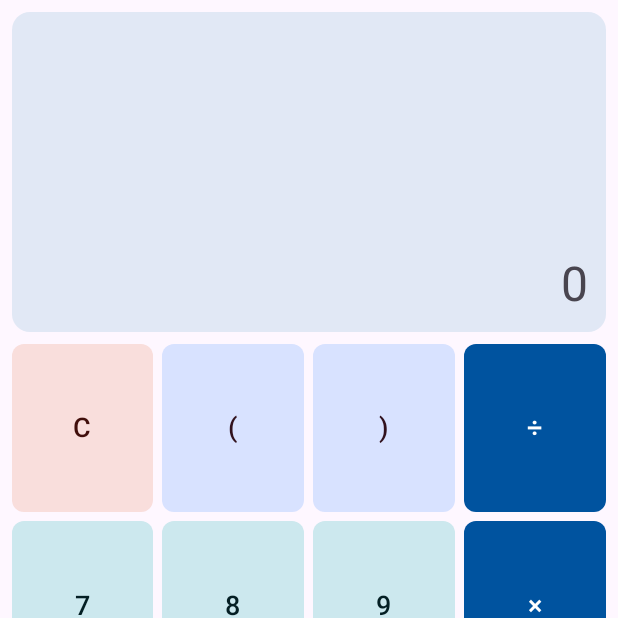
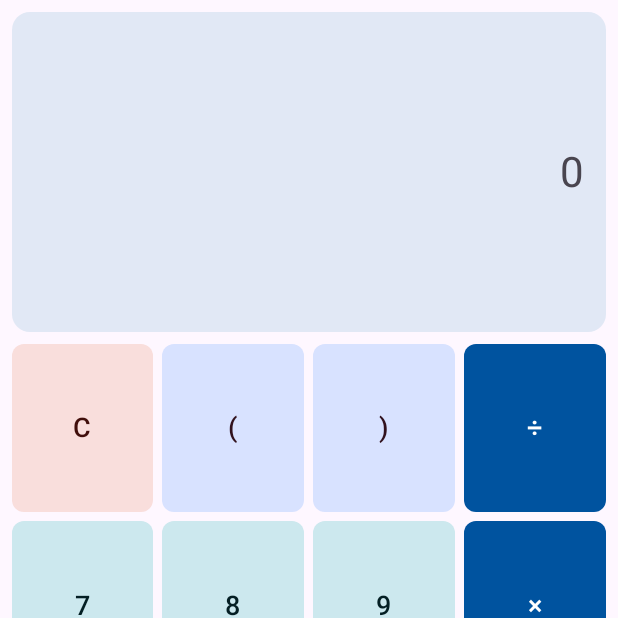
Before and after one commit to felipeculfo/PSM-Lab4, an Android app built with Jetpack Compose: the screen it shows after launch (MainActivity), on a phone screen of 412 x 824 dp, the top half of it. Run offline under Robolectric (Android 15) with nearby library versions, the phone set to English and light mode, and no system bars; 1 statement that could not run was skipped.

Commit message:
feat: Lab05 Zadanie2

```diff
--- a/app/build.gradle.kts
+++ b/app/build.gradle.kts
@@ -61,4 +61,7 @@ dependencies {
     // Zależności JUnit i AndroidX Test
     androidTestImplementation("androidx.test.ext:junit:1.1.5")
     androidTestImplementation("androidx.test.espresso:espresso-core:3.5.1")
+
+    //mxParser
+    implementation("org.mariuszgromada.math:MathParser.org-mXparser:6.1.2")
 }
--- a/app/src/main/java/com/example/lab04/CalculatorScreen.kt
+++ b/app/src/main/java/com/example/lab04/CalculatorScreen.kt
@@ -1,6 +1,7 @@
 package com.example.lab04
 
 import android.content.res.Configuration
+import android.util.Log
 import androidx.compose.runtime.saveable.rememberSaveable
 import androidx.compose.foundation.horizontalScroll
 import androidx.compose.foundation.layout.Arrangement
@@ -21,78 +22,201 @@ import androidx.compose.material3.Text
 import androidx.compose.runtime.Composable
 import androidx.compose.runtime.getValue
 import androidx.compose.runtime.mutableStateOf
-import androidx.compose.runtime.remember
 import androidx.compose.runtime.setValue
 import androidx.compose.ui.Alignment
 import androidx.compose.ui.Modifier
 import androidx.compose.ui.platform.LocalConfiguration
-import androidx.compose.ui.text.style.TextAlign
+import androidx.compose.runtime.LaunchedEffect
 import androidx.compose.ui.unit.dp
 import androidx.compose.ui.unit.sp
+
+import org.mariuszgromada.math.mxparser.Expression
+import java.math.BigDecimal
+import java.math.RoundingMode
+import androidx.compose.runtime.saveable.listSaver
 
 enum class ButtonRole {
     DIGIT, OPERATOR, ACTION, PARENTHESIS, SCIENTIFIC
 }
 
+data class CalculatorUiState(
+    val expression: String = "",
+    val previousExpression: String = ""
+)
+
+private val CalculatorUiStateSaver = listSaver<CalculatorUiState, String>(
+    save = { state -> listOf(state.expression, state.previousExpression) },
+    restore = { savedList ->
+        CalculatorUiState(
+            expression = savedList.getOrElse(0) { "" },
+            previousExpression = savedList.getOrElse(1) { "" }
+        )
+    }
+)
+
 data class CalcButtonSpec(
     val label: String,
     val role: ButtonRole,
-    val onClickAction: (currentText: String) -> String
+    val onClickAction: (CalculatorUiState) -> CalculatorUiState
 )
+
+private object MathExpressionEvaluator {
+    private const val TAG = "MxParserEval"
+
+    fun normalizeForMxParser(expression: String): String {
+        return expression
+            .replace("×", "*")
+            .replace("÷", "/")
+            .replace("√", "sqrt")
+            .replace("π", "pi")
+            .replace(",", ".")
+    }
+
+    fun evaluate(state: CalculatorUiState): CalculatorUiState {
+        val currentExpression = state.expression
+        if (currentExpression.isBlank()) return state
+
+        val prepared = normalizeForMxParser(currentExpression)
+        Log.d(TAG, "Przekazywane do mXparser: '$prepared'")
+
+        val exp = Expression(prepared)
+        val rawResult = exp.calculate()
+        Log.d(TAG, "Wynik calculate(): $rawResult | syntax=${exp.checkSyntax()}")
+
+        if (rawResult.isNaN() || !rawResult.isFinite()) {
+            return state
+        }
+
+        val rounded = BigDecimal.valueOf(rawResult)
+            .setScale(10, RoundingMode.HALF_UP)
+            .stripTrailingZeros()
+
+        val formatted = if (rounded.scale() <= 0) {
+            rounded.toPlainString()
+        } else {
+            rounded.toPlainString().replace(".", ",")
+        }
+
+        val finalResult = if (formatted == "-0") "0" else formatted
+        return CalculatorUiState(
+            expression = finalResult,
+            previousExpression = currentExpression
+        )
+    }
+}
 
 val calculatorButtons = listOf(
     listOf(
-        CalcButtonSpec("C", ButtonRole.ACTION) { "" },
-        CalcButtonSpec("(", ButtonRole.PARENTHESIS) { text -> text + "(" },
-        CalcButtonSpec(")", ButtonRole.PARENTHESIS) { text -> text + ")" },
-        CalcButtonSpec("÷", ButtonRole.OPERATOR) { text -> appendOperator(text, "÷") }
+        CalcButtonSpec("C", ButtonRole.ACTION) { CalculatorUiState() },
+        CalcButtonSpec("(", ButtonRole.PARENTHESIS) { state ->
+            state.copy(expression = state.expression + "(", previousExpression = "")
+        },
+        CalcButtonSpec(")", ButtonRole.PARENTHESIS) { state ->
+            state.copy(expression = state.expression + ")", previousExpression = "")
+        },
+        CalcButtonSpec("÷", ButtonRole.OPERATOR) { state ->
+            state.copy(expression = appendOperator(state.expression, "÷"), previousExpression = "")
+        }
     ),
     listOf(
-        CalcButtonSpec("7", ButtonRole.DIGIT) { text -> text + "7" },
-        CalcButtonSpec("8", ButtonRole.DIGIT) { text -> text + "8" },
-        CalcButtonSpec("9", ButtonRole.DIGIT) { text -> text + "9" },
-        CalcButtonSpec("×", ButtonRole.OPERATOR) { text -> appendOperator(text, "×") }
+        CalcButtonSpec("7", ButtonRole.DIGIT) { state ->
+            state.copy(expression = state.expression + "7", previousExpression = "")
+        },
+        CalcButtonSpec("8", ButtonRole.DIGIT) { state ->
+            state.copy(expression = state.expression + "8", previousExpression = "")
+        },
+        CalcButtonSpec("9", ButtonRole.DIGIT) { state ->
+            state.copy(expression = state.expression + "9", previousExpression = "")
+        },
+        CalcButtonSpec("×", ButtonRole.OPERATOR) { state ->
+            state.copy(expression = appendOperator(state.expression, "×"), previousExpression = "")
+        }
     ),
     listOf(
-        CalcButtonSpec("4", ButtonRole.DIGIT) { text -> text + "4" },
-        CalcButtonSpec("5", ButtonRole.DIGIT) { text -> text + "5" },
-        CalcButtonSpec("6", ButtonRole.DIGIT) { text -> text + "6" },
-        CalcButtonSpec("-", ButtonRole.OPERATOR) { text -> appendOperator(text, "-") }
+        CalcButtonSpec("4", ButtonRole.DIGIT) { state ->
+            state.copy(expression = state.expression + "4", previousExpression = "")
+        },
+        CalcButtonSpec("5", ButtonRole.DIGIT) { state ->
+            state.copy(expression = state.expression + "5", previousExpression = "")
+        },
+        CalcButtonSpec("6", ButtonRole.DIGIT) { state ->
+            state.copy(expression = state.expression + "6", previousExpression = "")
+        },
+        CalcButtonSpec("-", ButtonRole.OPERATOR) { state ->
+            state.copy(expression = appendOperator(state.expression, "-"), previousExpression = "")
+        }
     ),
     listOf(
-        CalcButtonSpec("1", ButtonRole.DIGIT) { text -> text + "1" },
-        CalcButtonSpec("2", ButtonRole.DIGIT) { text -> text + "2" },
-        CalcButtonSpec("3", ButtonRole.DIGIT) { text -> text + "3" },
-        CalcButtonSpec("+", ButtonRole.OPERATOR) { text -> appendOperator(text, "+") }
+        CalcButtonSpec("1", ButtonRole.DIGIT) { state ->
+            state.copy(expression = state.expression + "1", previousExpression = "")
+        },
+        CalcButtonSpec("2", ButtonRole.DIGIT) { state ->
+            state.copy(expression = state.expression + "2", previousExpression = "")
+        },
+        CalcButtonSpec("3", ButtonRole.DIGIT) { state ->
+            state.copy(expression = state.expression + "3", previousExpression = "")
+        },
+        CalcButtonSpec("+", ButtonRole.OPERATOR) { state ->
+            state.copy(expression = appendOperator(state.expression, "+"), previousExpression = "")
+        }
     ),
     listOf(
-        CalcButtonSpec("0", ButtonRole.DIGIT) { text -> text + "0" },
-        CalcButtonSpec(",", ButtonRole.DIGIT) { text -> appendDecimal(text) },
-        CalcButtonSpec("⌫", ButtonRole.ACTION) { text -> if (text.isNotEmpty()) text.dropLast(1) else "" },
-        CalcButtonSpec("=", ButtonRole.OPERATOR) { text -> calculateResult(text) }
+        CalcButtonSpec("0", ButtonRole.DIGIT) { state ->
+            state.copy(expression = state.expression + "0", previousExpression = "")
+        },
+        CalcButtonSpec(",", ButtonRole.DIGIT) { state ->
+            state.copy(expression = appendDecimal(state.expression), previousExpression = "")
+        },
+        CalcButtonSpec("⌫", ButtonRole.ACTION) { state ->
+            val nextExpr = if (state.expression.isNotEmpty()) state.expression.dropLast(1) else ""
+            state.copy(expression = nextExpr, previousExpression = "")
+        },
+        CalcButtonSpec("=", ButtonRole.OPERATOR) { state ->
+            MathExpressionEvaluator.evaluate(state)
+        }
     )
 )
 
 val scientificButtons = listOf(
     listOf(
-        CalcButtonSpec("√", ButtonRole.SCIENTIFIC) { text -> text + "√(" },
-        CalcButtonSpec("^", ButtonRole.SCIENTIFIC) { text -> text + "^" }
+        CalcButtonSpec("√", ButtonRole.SCIENTIFIC) { state ->
+            state.copy(expression = state.expression + "√(", previousExpression = "")
+        },
+        CalcButtonSpec("^", ButtonRole.SCIENTIFIC) { state ->
+            state.copy(expression = state.expression + "^", previousExpression = "")
+        }
     ),
     listOf(
-        CalcButtonSpec("sin", ButtonRole.SCIENTIFIC) { text -> text + "sin(" },
-        CalcButtonSpec("cos", ButtonRole.SCIENTIFIC) { text -> text + "cos(" }
+        CalcButtonSpec("sin", ButtonRole.SCIENTIFIC) { state ->
+            state.copy(expression = state.expression + "sin(", previousExpression = "")
+        },
+        CalcButtonSpec("cos", ButtonRole.SCIENTIFIC) { state ->
+            state.copy(expression = state.expression + "cos(", previousExpression = "")
+        }
     ),
     listOf(
-        CalcButtonSpec("tan", ButtonRole.SCIENTIFIC) { text -> text + "tan(" },
-        CalcButtonSpec("log", ButtonRole.SCIENTIFIC) { text -> text + "log(" }
+        CalcButtonSpec("tan", ButtonRole.SCIENTIFIC) { state ->
+            state.copy(expression = state.expression + "tan(", previousExpression = "")
+        },
+        CalcButtonSpec("log", ButtonRole.SCIENTIFIC) { state ->
+            state.copy(expression = state.expression + "log(", previousExpression = "")
+        }
     ),
     listOf(
-        CalcButtonSpec("π", ButtonRole.SCIENTIFIC) { text -> text + "π" },
-        CalcButtonSpec("e", ButtonRole.SCIENTIFIC) { text -> text + "e" }
+        CalcButtonSpec("π", ButtonRole.SCIENTIFIC) { state ->
+            state.copy(expression = state.expression + "π", previousExpression = "")
+        },
+        CalcButtonSpec("e", ButtonRole.SCIENTIFIC) { state ->
+            state.copy(expression = state.expression + "e", previousExpression = "")
+        }
     ),
     listOf(
-        CalcButtonSpec("ln", ButtonRole.SCIENTIFIC) { text -> text + "ln(" },
-        CalcButtonSpec("abs", ButtonRole.SCIENTIFIC) { text -> text + "abs(" }
+        CalcButtonSpec("ln", ButtonRole.SCIENTIFIC) { state ->
+            state.copy(expression = state.expression + "ln(", previousExpression = "")
+        },
+        CalcButtonSpec("abs", ButtonRole.SCIENTIFIC) { state ->
+            state.copy(expression = state.expression + "abs(", previousExpression = "")
+        }
     )
 )
 
@@ -121,128 +245,11 @@ fun appendDecimal(text: String): String {
     }
 }
 
-fun calculateResult(expression: String): String {
-    if (expression.isEmpty()) return ""
-    return try {
-        // Zabezpieczone obliczenia podstawowe i naukowe
-        val sanitized = expression
-            .replace("×", "*")
-            .replace("÷", "/")
-            .replace("√", "sqrt")
-            .replace("π", Math.PI.toString())
-            .replace("e", Math.E.toString())
-            .replace(",", ".")
-
-        val result = evalSimple(sanitized)
-        if (result % 1.0 == 0.0) {
-            result.toLong().toString()
-        } else {
-            result.toString().replace(".", ",")
-        }
-    } catch (e: Exception) {
-        "Błąd"
-    }
-}
-
-// Bezpieczny evaluator zoptymalizowany pod kątem stabilności laboratoriów
-private fun evalSimple(expr: String): Double {
-    // Prosty evaluator bazujący na sparsowanym ciągu znaków lub bibliotece standardowej
-    val cleanExpr = expr.replace(" ", "")
-
-    // Obsługa podstawowych funkcji jednoargumentowych i stałych
-    if (cleanExpr.startsWith("sqrt(")) {
-        val inner = cleanExpr.substring(5, cleanExpr.length - 1)
-        return Math.sqrt(evalSimple(inner))
-    }
-    if (cleanExpr.startsWith("sin(")) {
-        val inner = cleanExpr.substring(4, cleanExpr.length - 1)
-        return Math.sin(Math.toRadians(evalSimple(inner)))
-    }
-    if (cleanExpr.startsWith("cos(")) {
-        val inner = cleanExpr.substring(4, cleanExpr.length - 1)
-        return Math.cos(Math.toRadians(evalSimple(inner)))
-    }
-    if (cleanExpr.startsWith("tan(")) {
-        val inner = cleanExpr.substring(4, cleanExpr.length - 1)
-        return Math.tan(Math.toRadians(evalSimple(inner)))
-    }
-    if (cleanExpr.startsWith("log(")) {
-        val inner = cleanExpr.substring(4, cleanExpr.length - 1)
-        return Math.log10(evalSimple(inner))
-    }
-    if (cleanExpr.startsWith("ln(")) {
-        val inner = cleanExpr.substring(3, cleanExpr.length - 1)
-        return Math.log(evalSimple(inner))
-    }
-    if (cleanExpr.startsWith("abs(")) {
-        val inner = cleanExpr.substring(4, cleanExpr.length - 1)
-        return Math.abs(evalSimple(inner))
-    }
-
-    // Podstawowy parser działań binarnych (+, -, *, /, ^)
-    return parseAddSubtract(cleanExpr)
-}
-
-private fun parseAddSubtract(s: String): Double {
-    var pos = s.length - 1
-    var parenCount = 0
-    while (pos >= 0) {
-        when (s[pos]) {
-            ')' -> parenCount++
-            '(' -> parenCount--
-            '+', '-' -> {
-                if (parenCount == 0 && pos > 0 && s[pos-1] !in "+-*/^(") {
-                    val left = parseAddSubtract(s.substring(0, pos))
-                    val right = parseMultiplyDivide(s.substring(pos + 1))
-                    return if (s[pos] == '+') left + right else left - right
-                }
-            }
-        }
-        pos--
-    }
-    return parseMultiplyDivide(s)
-}
-
-private fun parseMultiplyDivide(s: String): Double {
-    var pos = s.length - 1
-    var parenCount = 0
-    while (pos >= 0) {
-        when (s[pos]) {
-            ')' -> parenCount++
-            '(' -> parenCount--
-            '*', '/' -> {
-                if (parenCount == 0) {
-                    val left = parseMultiplyDivide(s.substring(0, pos))
-                    val right = parsePower(s.substring(pos + 1))
-                    return if (s[pos] == '*') left * right else left / right
-                }
-            }
-        }
-        pos--
-    }
-    return parsePower(s)
-}
-
-private fun parsePower(s: String): Double {
-    val idx = s.indexOf('^')
-    if (idx != -1) {
-        val left = parseFactor(s.substring(0, idx))
-        val right = parsePower(s.substring(idx + 1))
-        return Math.pow(left, right)
-    }
-    return parseFactor(s)
-}
-
-private fun parseFactor(s: String): Double {
-    if (s.startsWith("(") && s.endsWith(")")) {
-        return parseAddSubtract(s.substring(1, s.length - 1))
-    }
-    return s.toDoubleOrNull() ?: 0.0
-}
-
 @Composable
 fun CalculatorScreen(modifier: Modifier = Modifier) {
-    var expression by rememberSaveable { mutableStateOf("") }
+    var uiState by rememberSaveable(stateSaver = CalculatorUiStateSaver) {
+        mutableStateOf(CalculatorUiState())
+    }
 
     val configuration = LocalConfiguration.current
     val isLandscape = configuration.orientation == Configuration.ORIENTATION_LANDSCAPE
@@ -254,7 +261,8 @@ fun CalculatorScreen(modifier: Modifier = Modifier) {
         verticalArrangement = Arrangement.spacedBy(8.dp)
     ) {
         DisplayField(
-            expression = expression,
+            expression = uiState.expression,
+            previousExpression = uiState.previousExpression,
             modifier = Modifier
                 .fillMaxWidth()
                 .weight(0.8f)
@@ -269,14 +277,14 @@ fun CalculatorScreen(modifier: Modifier = Modifier) {
             ) {
                 CalculatorGrid(
                     buttonRows = calculatorButtons,
-                    onButtonClick = { action -> expression = action(expression) },
+                    onButtonClick = { action -> uiState = action(uiState) },
                     modifier = Modifier
                         .fillMaxHeight()
                         .weight(2f)
                 )
                 CalculatorGrid(
                     buttonRows = scientificButtons,
-                    onButtonClick = { action -> expression = action(expression) },
+                    onButtonClick = { action -> uiState = action(uiState) },
                     modifier = Modifier
                         .fillMaxHeight()
                         .weight(1f)
@@ -285,7 +293,7 @@ fun CalculatorScreen(modifier: Modifier = Modifier) {
         } else {
             CalculatorGrid(
                 buttonRows = calculatorButtons,
-                onButtonClick = { action -> expression = action(expression) },
+                onButtonClick = { action -> uiState = action(uiState) },
                 modifier = Modifier
                     .fillMaxWidth()
                     .weight(2.2f)
@@ -297,9 +305,19 @@ fun CalculatorScreen(modifier: Modifier = Modifier) {
 @Composable
 fun DisplayField(
     expression: String,
+    previousExpression: String,
     modifier: Modifier = Modifier
 ) {
-    val scrollState = rememberScrollState()
+    val historyScrollState = rememberScrollState()
+    val expressionScrollState = rememberScrollState()
+
+    LaunchedEffect(expression) {
+        expressionScrollState.animateScrollTo(expressionScrollState.maxValue)
+    }
+
+    LaunchedEffect(previousExpression) {
+        historyScrollState.animateScrollTo(historyScrollState.maxValue)
+    }
 
     Surface(
         modifier = modifier,
@@ -309,23 +327,47 @@ fun DisplayField(
         Box(
             modifier = Modifier
                 .fillMaxSize()
-                .padding(12.dp),
-            contentAlignment = Alignment.BottomEnd
+                .padding(horizontal = 14.dp, vertical = 10.dp),
+            contentAlignment = Alignment.CenterEnd
         ) {
-            Row(
+            Column(
+                modifier = Modifier.fillMaxWidth(),
+                horizontalAlignment = Alignment.End,
+                verticalArrangement = Arrangement.spacedBy(2.dp)
+            ) {
+                if (previousExpression.isNotEmpty()) {
+                    Box(
                         modifier = Modifier
                             .fillMaxWidth()
-                    .horizontalScroll(scrollState, reverseScrolling = true),
-                horizontalArrangement = Arrangement.End,
-                verticalAlignment = Alignment.CenterVertically
+                            .horizontalScroll(historyScrollState),
+                        contentAlignment = Alignment.CenterEnd
+                    ) {
+                        Text(
+                            text = previousExpression,
+                            fontSize = 16.sp,
+                            lineHeight = 20.sp,
+                            softWrap = false,
+                            maxLines = 1,
+                            color = MaterialTheme.colorScheme.onSurfaceVariant.copy(alpha = 0.65f)
+                        )
+                    }
+                }
+
+                Box(
+                    modifier = Modifier
+                        .fillMaxWidth()
+                        .horizontalScroll(expressionScrollState),
+                    contentAlignment = Alignment.CenterEnd
                 ) {
                     Text(
                         text = expression.ifEmpty { "0" },
-                    fontSize = 32.sp,
-                    textAlign = TextAlign.End,
+                        fontSize = 28.sp,
+                        lineHeight = 34.sp,
+                        softWrap = false,
                         maxLines = 1,
                         color = MaterialTheme.colorScheme.onSurfaceVariant
                     )
+                }
             }
         }
     }
@@ -334,7 +376,7 @@ fun DisplayField(
 @Composable
 fun CalculatorGrid(
     buttonRows: List<List<CalcButtonSpec>>,
-    onButtonClick: ((String) -> String) -> Unit,
+    onButtonClick: ((CalculatorUiState) -> CalculatorUiState) -> Unit,
     modifier: Modifier = Modifier
 ) {
     Column(
--- a/app/src/main/java/com/example/lab04/MainActivity.kt
+++ b/app/src/main/java/com/example/lab04/MainActivity.kt
@@ -10,6 +10,7 @@ import androidx.compose.foundation.layout.padding
 import androidx.compose.material3.Scaffold
 import androidx.compose.ui.Modifier
 import com.example.lab04.ui.theme.Lab04Theme
+import org.mariuszgromada.math.mxparser.License
 
 class MainActivity : ComponentActivity() {
 
@@ -19,6 +20,7 @@ class MainActivity : ComponentActivity() {
 
     override fun onCreate(savedInstanceState: Bundle?) {
         super.onCreate(savedInstanceState)
+        License.iConfirmNonCommercialUse("Filip Jusufow")
         Log.d(TAG, "onCreate | savedInstanceState keys: ${savedInstanceState?.keySet()}")
         enableEdgeToEdge()
         setContent {
```
Lines whose indentation alone changed are shown as unchanged.
